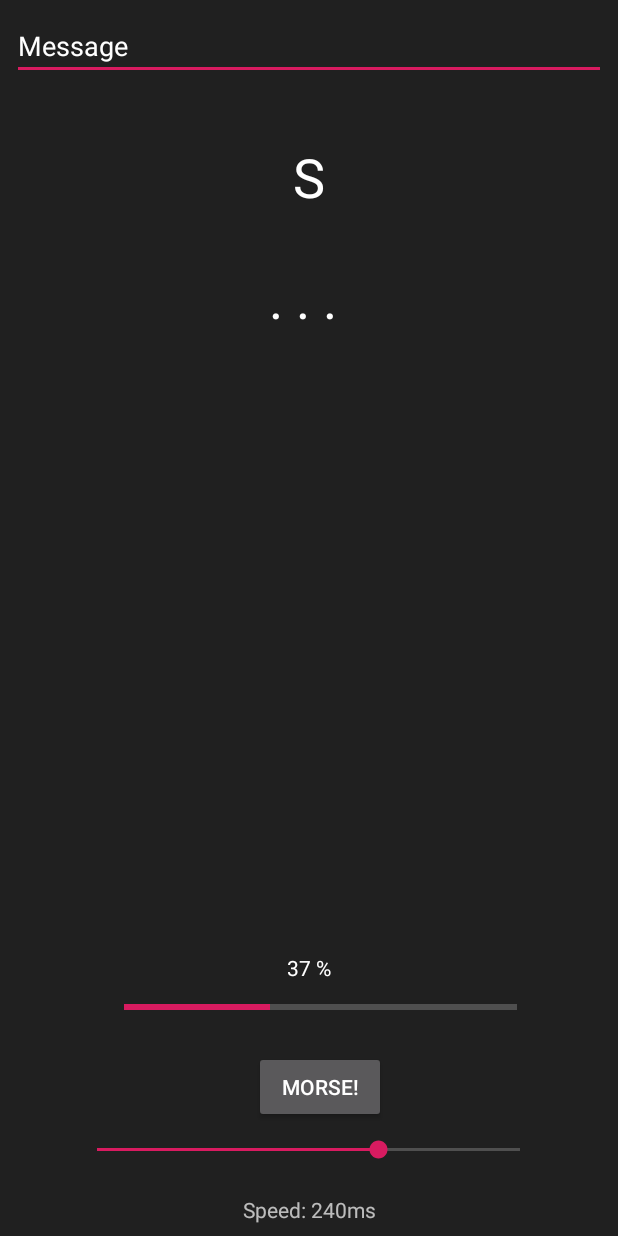
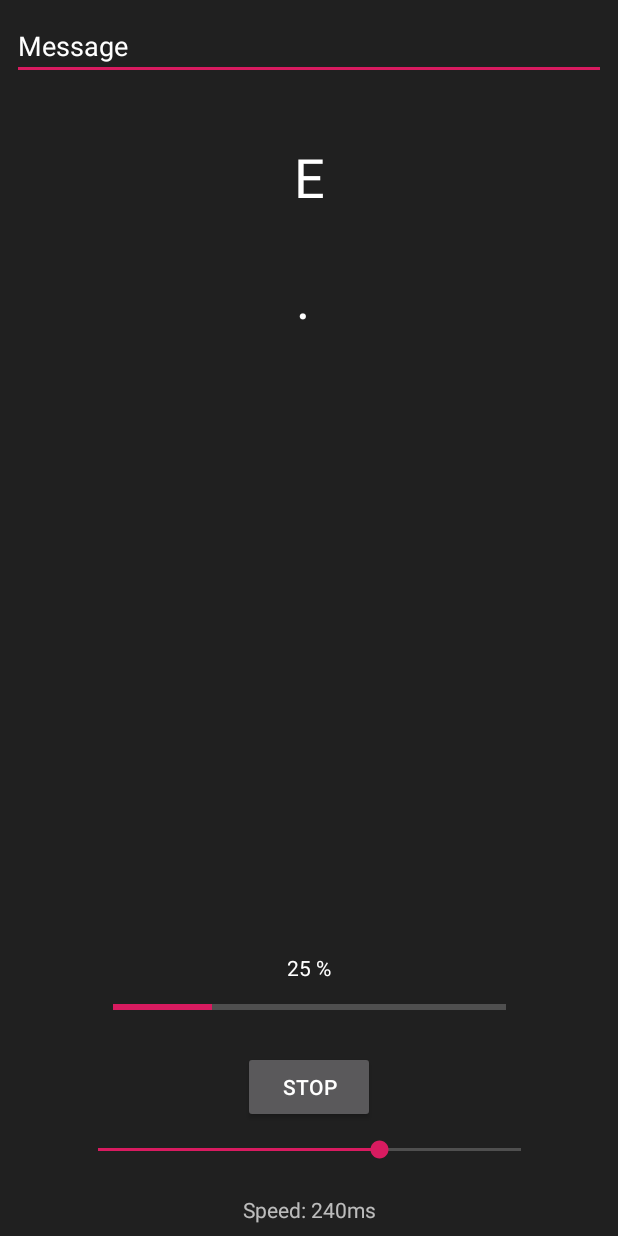
Before and after one commit to programminghoch10/Morse, an Android app: the screen it shows after launch (MainActivity), after a tap on "MORSE!", on a phone screen of 412 x 824 dp. Run offline under Robolectric (Android 15) with nearby library versions, the phone set to English and light mode, and no system bars; libraries missing offline, so code that uses them is left out: com.karlotoy.perfectune; 4 statements that could not run were skipped.

Commit message:
major cleanup and added stop function and corrected morse
renamed package
aligned elements
added stopability
corrected a mistake in morsing, where waiting between letters was 1 dit, now is 3 dits long

```diff
--- a/app/build.gradle
+++ b/app/build.gradle
@@ -3,11 +3,11 @@ apply plugin: 'com.android.application'
 android {
     compileSdkVersion 28
     defaultConfig {
-        applicationId "com.jj.morse"
+        applicationId "com.JJ.morse"
         minSdkVersion 18
         targetSdkVersion 28
-        versionCode 2
-        versionName "1.2"
+        versionCode 3
+        versionName "1.3"
         testInstrumentationRunner "android.support.test.runner.AndroidJUnitRunner"
     }
     buildTypes {
--- a/app/src/main/java/com/jj/morse/MainActivity.java
+++ b/app/src/main/java/com/JJ/morse/MainActivity.java
@@ -1,8 +1,9 @@
-package com.jj.morse;
+package com.JJ.morse;
 
 import android.support.v7.app.AppCompatActivity;
 import android.os.Bundle;
 import android.view.View;
+import android.widget.Button;
 import android.widget.EditText;
 import android.widget.ProgressBar;
 import android.widget.SeekBar;
@@ -15,6 +16,8 @@ public class MainActivity extends AppCompatActivity {
 
     final String TAG = "main";
     static int speedbar = 240;
+    static boolean active = false;
+    static Thread worker;
 
     @Override
     protected void onCreate(Bundle savedInstanceState) {
@@ -40,7 +43,7 @@ public class MainActivity extends AppCompatActivity {
                     case 1: speedbar = 120; break;
                     case 2: speedbar = 240; break;
                     case 3: speedbar = 1200; break;
-                    default: speedbar = 1000; break;
+                    default: speedbar = 240; break;
                 }
                 ((TextView)findViewById(R.id.speedtext)).setText("Speed: "+speedbar+"ms");
             }
@@ -49,23 +52,35 @@ public class MainActivity extends AppCompatActivity {
 
 
     public void encodebuttonclick(View view) {
+        if (active) {
+            active = false;
+            ((Button)findViewById(R.id.button)).setText("stopping...");
+            return;
+        }
         final EditText inputtext = (EditText)findViewById(R.id.textinput);
-        new Thread(new Runnable() {
+                worker = new Thread(new Runnable() {
             @Override
             public void run() {
-                morse(inputtext.getText().toString(),440);
-                updateinfo(100,"MORSE","made by JJ");
+                active = true;
+                boolean result = morse(inputtext.getText().toString(),440);
+                if (result) {
+                    updateinfo(100,"MORSE","made by JJ","Morse!");
+                    active = false;
+                } else {
+                    updateinfo(0,"MORSE","cancelled","Morse!");
+                }
             }
-        }).start();
+        });
+        worker.start();
     }
-
-    public void updateinfo(final int progress, final String currentmorsetext, final String currentmorse) {
+    public void updateinfo(final int progress, final String currentmorsetext, final String currentmorse, final String button) {
         runOnUiThread(new Runnable() {
             public void run() {
                 ((TextView)findViewById(R.id.currentmorseletter)).setText(currentmorsetext);
                 ((ProgressBar)findViewById(R.id.morseprogress)).setProgress(progress);
                 ((TextView)findViewById(R.id.progresstext)).setText(progress + " %");
                 ((TextView)findViewById(R.id.currentmorse)).setText(currentmorse);
+                ((Button)findViewById(R.id.button)).setText(button);
             }
         });
 
@@ -143,15 +158,16 @@ public class MainActivity extends AppCompatActivity {
             put("SOS", 111333111);
             put("HH", 11111111);
             put("PAUSE", 1);
+            put("LETTER", 3);
             put("WORD", 7);
         }
     };
 
-    public void morse(String cleartext, int frequency) {
+    public boolean morse(String cleartext, int frequency) {
         int counter = 1;
         for (final char character: cleartext.toUpperCase().toCharArray()) {
             if (Character.toString(character).equals(" ") || morse.get(Character.toString(character)) == null) {
-                updateinfo(counter*100/(cleartext.length()+1), "space","");
+                updateinfo(counter*100/(cleartext.length()+1), "space","","stop");
                 try {Thread.sleep(morse.get("WORD")* speedbar);} catch (InterruptedException e) {e.printStackTrace();}
             } else {
                 String currentmorse = "";
@@ -160,14 +176,20 @@ public class MainActivity extends AppCompatActivity {
                     if (length > 1) {currentmorse += "-";} else { currentmorse += ".";}
                     currentmorse += " ";
                 }
-                updateinfo(counter*100/(cleartext.length()+1),Character.toString(character),currentmorse);
+                updateinfo(counter*100/(cleartext.length()+1),Character.toString(character),currentmorse,"stop");
                 for (char current : String.valueOf(morse.get(Character.toString(character))).toCharArray()) {
                     int length = Integer.valueOf(Character.toString(current));
+                    if (!active) {return false;}
                     perfectTune.tonegen(length*speedbar,frequency);
                     try {Thread.sleep(morse.get("PAUSE")* speedbar);} catch (InterruptedException e) {e.printStackTrace();}
                 }
             }
+            if (!active) {return false;}
+            //updateinfo(counter*100/(cleartext.length()+1),"","pause","stop");
+            //updateinfo(counter*100/(cleartext.length()+1),"","","stop");
+            try {Thread.sleep(morse.get("LETTER")* speedbar);} catch (InterruptedException e) {e.printStackTrace();}
             counter += 1;
         }
+        return true;
     }
 }
--- a/app/src/main/java/com/jj/morse/perfectTune.java
+++ b/app/src/main/java/com/JJ/morse/perfectTune.java
@@ -1,4 +1,4 @@
-package com.jj.morse;
+package com.JJ.morse;
 
 import com.karlotoy.perfectune.instance.PerfectTune;
 
--- a/app/src/main/java/com/jj/morse/soundgenerator2.java
+++ b/app/src/main/java/com/JJ/morse/soundgenerator2.java
@@ -1,4 +1,4 @@
-package com.jj.morse;
+package com.JJ.morse;
 
 import android.media.AudioFormat;
 import android.media.AudioManager;
--- a/app/src/main/res/layout/activity_main.xml
+++ b/app/src/main/res/layout/activity_main.xml
@@ -16,7 +16,7 @@
         android:layout_marginEnd="8dp"
         android:ems="10"
         android:inputType="textPersonName"
-        android:text="@string/defaultText"
+        android:text="@string/defaultInputText"
         android:textColor="@color/colorPrimary"
         app:layout_constraintEnd_toEndOf="parent"
         app:layout_constraintHorizontal_bias="0.5"
@@ -45,7 +45,7 @@
         android:text="Morse!"
         app:layout_constraintBottom_toTopOf="@+id/speedbar"
         app:layout_constraintEnd_toEndOf="parent"
-        app:layout_constraintHorizontal_bias="0.523"
+        app:layout_constraintHorizontal_bias="0.5"
         app:layout_constraintStart_toStartOf="parent" />
 
     <SeekBar
@@ -58,7 +58,7 @@
         android:progress="2"
         app:layout_constraintBottom_toTopOf="@+id/speedtext"
         app:layout_constraintEnd_toEndOf="parent"
-        app:layout_constraintHorizontal_bias="0.494"
+        app:layout_constraintHorizontal_bias="0.5"
         app:layout_constraintStart_toStartOf="parent" />
 
     <ProgressBar
@@ -71,7 +71,7 @@
         android:progress="0"
         app:layout_constraintBottom_toTopOf="@+id/button"
         app:layout_constraintEnd_toEndOf="parent"
-        app:layout_constraintHorizontal_bias="0.55"
+        app:layout_constraintHorizontal_bias="0.5"
         app:layout_constraintStart_toStartOf="parent" />
 
     <TextView
@@ -107,6 +107,7 @@
         android:text="Speed: 240ms"
         app:layout_constraintBottom_toBottomOf="parent"
         app:layout_constraintEnd_toEndOf="parent"
+        app:layout_constraintHorizontal_bias="0.5"
         app:layout_constraintStart_toStartOf="parent" />
 
 </android.support.constraint.ConstraintLayout>
--- a/app/src/main/res/values/strings.xml
+++ b/app/src/main/res/values/strings.xml
@@ -1,4 +1,4 @@
 <resources>
     <string name="app_name">Morse</string>
-    <string name="defaultText">Message</string>
+    <string name="defaultInputText">Message</string>
 </resources>
```
Also changed, not shown: app/src/main/AndroidManifest.xml (+5 -4 lines), 2 other files.
